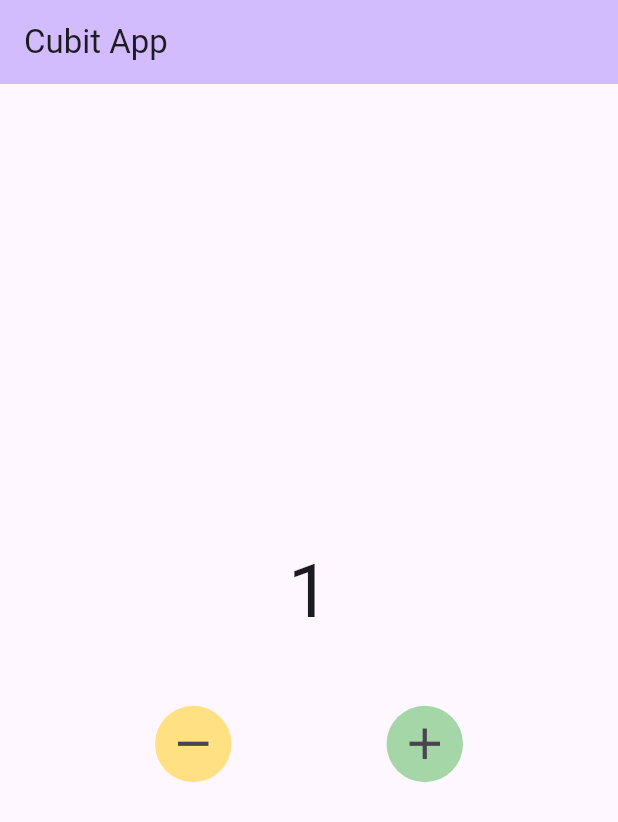
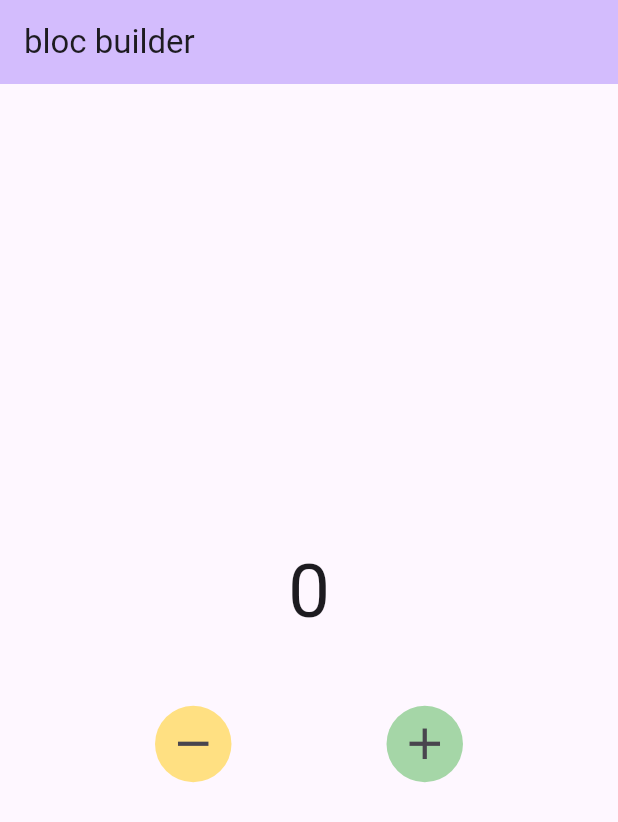
Before and after one commit to zalwan/flutter_counter_with_bloc, a Flutter app: the screen it shows after launch, after a tap on the "add" icon, on a phone screen of 412 x 824 dp. Shown: the top 822 px of the screen. Run offline on Flutter 3.47's test engine with Material 2 defaults, Android fonts, the phone set to English and light mode, and no system bars; our stand-ins replace bloc, flutter_bloc.

Commit message:
feat: learn bloc builder

```diff
--- /dev/null
+++ b/lib/bloc_builder/bloc/counter.dart
@@ -0,0 +1,22 @@
+import 'package:bloc/bloc.dart';
+
+class Counter extends Cubit<int> {
+  Counter({this.initialData = 0}) : super(initialData);
+
+  int initialData;
+
+  void increment() => emit(state + 1);
+  void decrement() => emit(state - 1);
+
+  @override
+  void onChange(Change<int> change) {
+    super.onChange(change);
+    print(change);
+  }
+
+  @override
+  void onError(Object error, StackTrace stackTrace) {
+    super.onError(error, stackTrace);
+    print(error);
+  }
+}
--- /dev/null
+++ b/lib/bloc_builder/bloc_builder.dart
@@ -0,0 +1,92 @@
+import 'package:flutter/material.dart';
+import 'package:flutter_application_bloc/bloc_builder/bloc/counter.dart';
+import 'package:flutter_bloc/flutter_bloc.dart';
+
+class BlocBuilderPage extends StatelessWidget {
+  BlocBuilderPage({super.key});
+
+  Counter mycounter = Counter();
+
+  @override
+  Widget build(BuildContext context) {
+    return Scaffold(
+      appBar: AppBar(
+        backgroundColor: Theme.of(context).colorScheme.inversePrimary,
+        title: const Text("bloc builder"),
+      ),
+      body: Column(
+        mainAxisAlignment: MainAxisAlignment.center,
+        children: [
+          BlocBuilder<Counter, int>(
+            bloc: mycounter,
+            buildWhen: (previous, current) {
+              if (current % 2 == 0) {
+                return true;
+              } else {
+                return false;
+              }
+            },
+            builder: (context, state) {
+              return Center(
+                child: Text(
+                  "$state",
+                  style: const TextStyle(fontSize: 50),
+                ),
+              );
+            },
+          ),
+          // StreamBuilder(
+          //   initialData: mycounter.initialData,
+          //   stream: mycounter.stream,
+          //   builder: (context, snapshot) {
+          //     return Center(
+          //       child: Text(
+          //         "${snapshot.data}",
+          //         style: const TextStyle(fontSize: 50),
+          //       ),
+          //     );
+          //   },
+          // ),
+          const SizedBox(
+            height: 40,
+          ),
+          Row(
+            mainAxisAlignment: MainAxisAlignment.spaceEvenly,
+            children: [
+              Container(
+                decoration: BoxDecoration(
+                  color: Colors.amber[200],
+                  borderRadius: BorderRadius.circular(50),
+                ),
+                child: IconButton(
+                  onPressed: () {
+                    mycounter.decrement();
+                  },
+                  icon: const Icon(
+                    Icons.remove,
+                    size: 35,
+                  ),
+                ),
+              ),
+              Container(
+                decoration: BoxDecoration(
+                  color: Colors.green[200],
+                  borderRadius: BorderRadius.circular(50),
+                ),
+                child: IconButton(
+                  onPressed: () {
+                    mycounter.increment();
+                  },
+                  icon: const Icon(
+                    Icons.add,
+                    size: 35,
+                  ),
+                ),
+              )
+            ],
+          ),
+        ],
+      ),
+    );
+  }
+}
--- a/lib/main.dart
+++ b/lib/main.dart
@@ -1,4 +1,5 @@
 import 'package:flutter/material.dart';
+import 'package:flutter_application_bloc/bloc_builder/bloc_builder.dart';
 import 'package:flutter_application_bloc/cubit/cubit.dart';
 //import 'package:flutter_application_bloc/stream/stream.dart';
 
@@ -17,7 +18,7 @@ class MyApp extends StatelessWidget {
         colorScheme: ColorScheme.fromSeed(seedColor: Colors.deepPurple),
         useMaterial3: true,
       ),
-      home: CubitPage(),
+      home: BlocBuilderPage(),
     );
   }
 }
```
